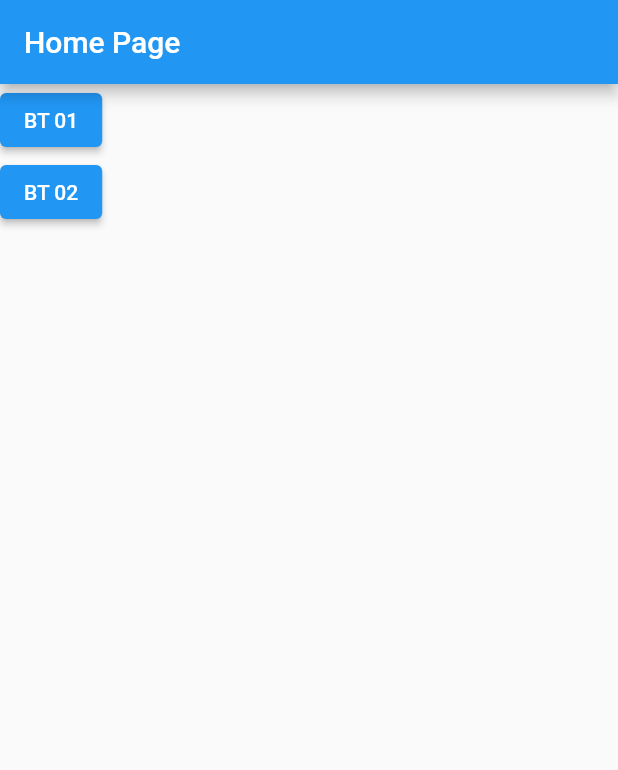
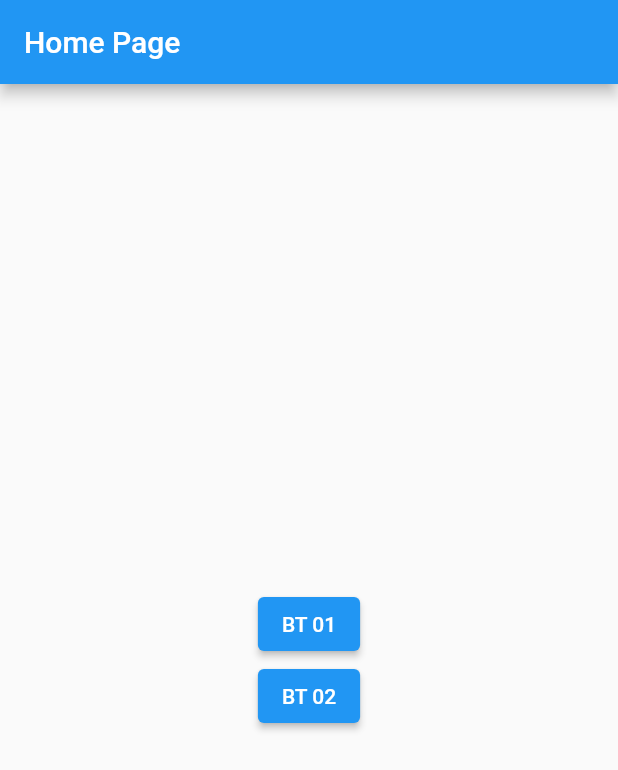
Before and after one commit to 14h4i/fs04, a Flutter app: the screen it shows after launch, on a phone screen of 412 x 824 dp. Shown: the top 770 px of the screen. Run offline on Flutter 3.47's test engine with Material 2 defaults, Android fonts, the phone set to English and light mode, and no system bars; our stand-ins replace dio.

Commit message:
fix:url bt2

```diff
--- a/lib/pages/bt_02_page.dart
+++ b/lib/pages/bt_02_page.dart
@@ -37,7 +37,7 @@ class _Bt02PageState extends State<Bt02Page> {
   }
 
   _getData() async {
-    String url = 'https://api.dofhunt.200lab.io/v1/categoriess';
+    String url = 'https://api.dofhunt.200lab.io/v1/categories';
     setState(() {
       isLoading = true;
     });
--- a/lib/pages/home_page.dart
+++ b/lib/pages/home_page.dart
@@ -10,7 +10,9 @@ class HomePage extends StatelessWidget {
       appBar: AppBar(
         title: const Text('Home Page'),
       ),
-      body: Column(
+      body: Center(
+        child: Column(
+          mainAxisAlignment: MainAxisAlignment.center,
           children: [
             ElevatedButton(
               onPressed: () {
@@ -26,6 +28,7 @@ class HomePage extends StatelessWidget {
             ),
           ],
         ),
+      ),
     );
   }
 }
```
Lines whose indentation alone changed are shown as unchanged.
